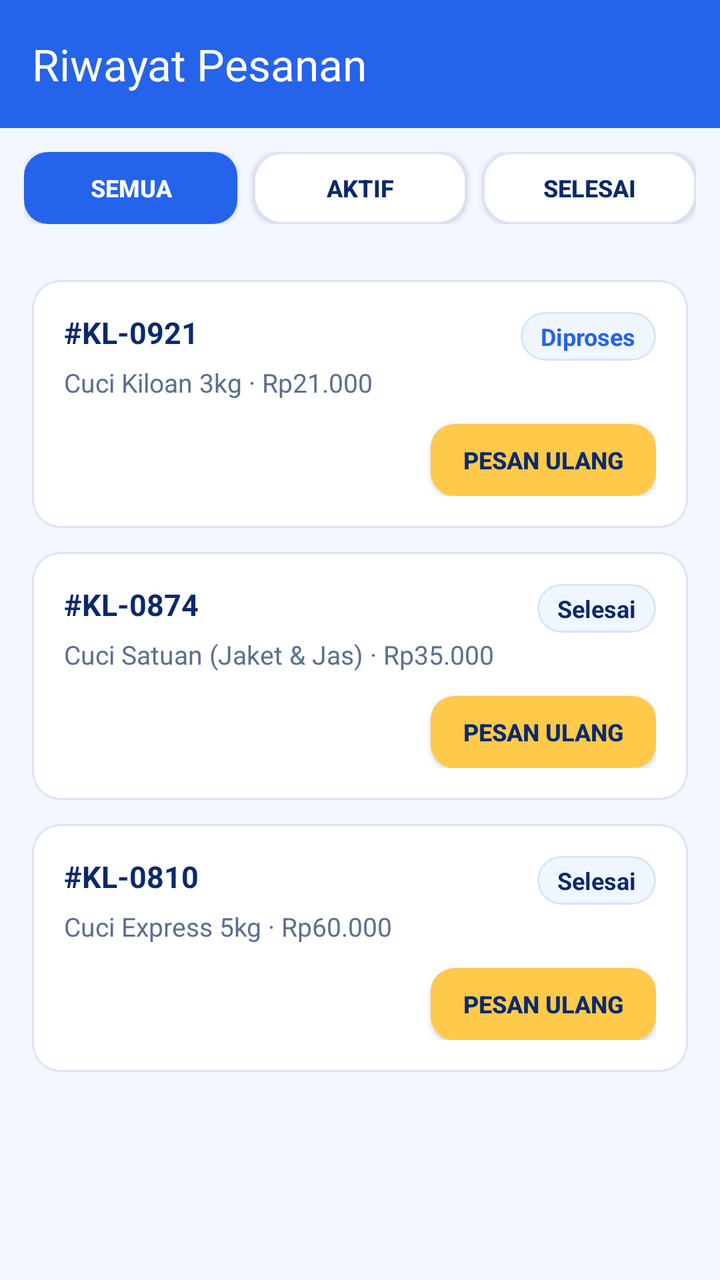
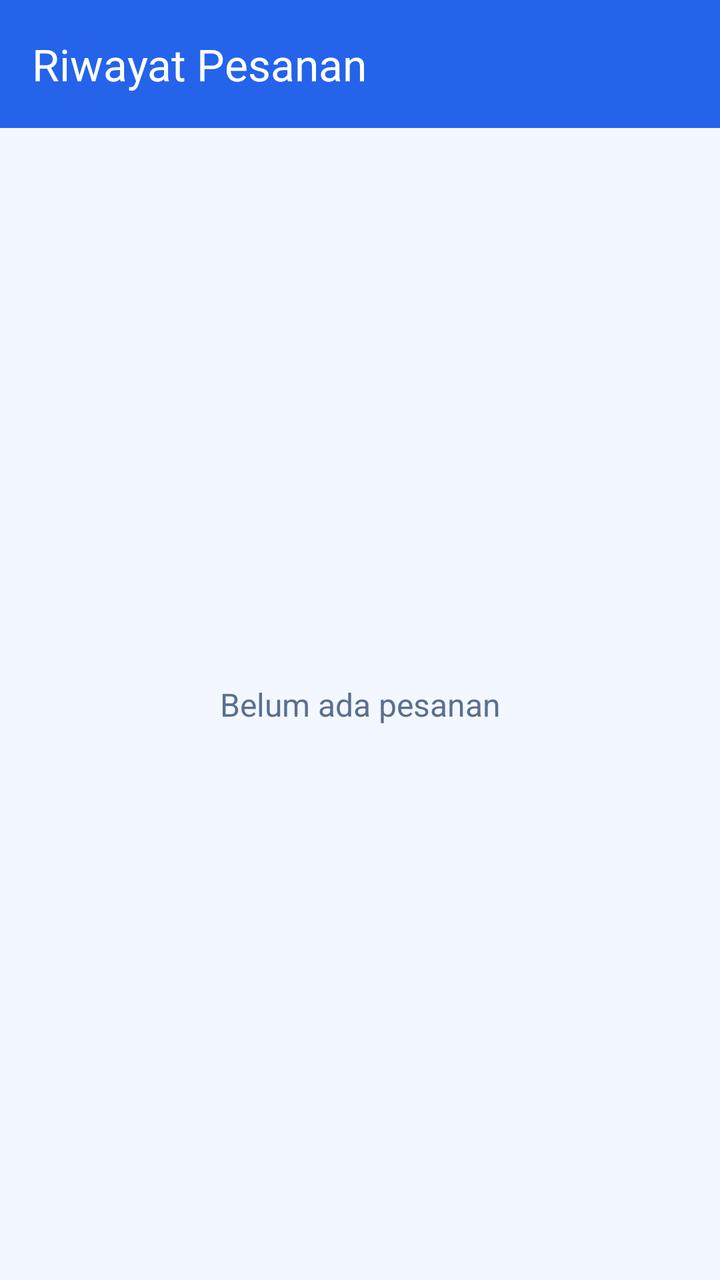

Before-and-after screenshots of an Android layout around one commit, followed by the original layout XML and the change that was made.
<!-- AndroidManifest.xml: application theme Theme.Project_Laundry_Bagas -->
<!-- res/layout/fragment_riwayat.xml -->
<?xml version="1.0" encoding="utf-8"?>
<androidx.constraintlayout.widget.ConstraintLayout xmlns:android="http://schemas.android.com/apk/res/android"
    xmlns:app="http://schemas.android.com/apk/res-auto"
    xmlns:tools="http://schemas.android.com/tools"
    android:layout_width="match_parent"
    android:layout_height="match_parent"
    android:background="@color/kilau_background"
    tools:context=".riwayat.RiwayatFragment">

    <androidx.appcompat.widget.Toolbar
        android:id="@+id/toolbar"
        android:layout_width="0dp"
        android:layout_height="?attr/actionBarSize"
        android:background="@color/kilau_primary"
        app:layout_constraintEnd_toEndOf="parent"
        app:layout_constraintStart_toStartOf="parent"
        app:layout_constraintTop_toTopOf="parent"
        app:title="Riwayat Pesanan"
        app:titleTextColor="@color/kilau_white" />

    
    <LinearLayout
        android:id="@+id/filterContainer"
        android:layout_width="0dp"
        android:layout_height="wrap_content"
        android:orientation="horizontal"
        android:padding="12dp"
        app:layout_constraintEnd_toEndOf="parent"
        app:layout_constraintStart_toStartOf="parent"
        app:layout_constraintTop_toBottomOf="@id/toolbar">

        <androidx.appcompat.widget.AppCompatButton
            android:id="@+id/btnFilterSemua"
            android:layout_width="0dp"
            android:layout_height="36dp"
            android:layout_marginEnd="4dp"
            android:layout_weight="1"
            android:background="@drawable/bg_button_blue"
            android:text="Semua"
            android:textColor="@color/kilau_white"
            android:textSize="12sp"
            android:textStyle="bold" />

        <androidx.appcompat.widget.AppCompatButton
            android:id="@+id/btnFilterAktif"
            android:layout_width="0dp"
            android:layout_height="36dp"
            android:layout_marginHorizontal="4dp"
            android:layout_weight="1"
            android:background="@drawable/bg_card_white"
            android:text="Aktif"
            android:textColor="@color/kilau_navy"
            android:textSize="12sp"
            android:textStyle="bold" />

        <androidx.appcompat.widget.AppCompatButton
            android:id="@+id/btnFilterSelesai"
            android:layout_width="0dp"
            android:layout_height="36dp"
            android:layout_marginStart="4dp"
            android:layout_weight="1"
            android:background="@drawable/bg_card_white"
            android:text="Selesai"
            android:textColor="@color/kilau_navy"
            android:textSize="12sp"
            android:textStyle="bold" />

    </LinearLayout>

    <androidx.core.widget.NestedScrollView
        android:layout_width="0dp"
        android:layout_height="0dp"
        android:fillViewport="true"
        app:layout_constraintBottom_toBottomOf="parent"
        app:layout_constraintEnd_toEndOf="parent"
        app:layout_constraintStart_toStartOf="parent"
        app:layout_constraintTop_toBottomOf="@id/filterContainer">

        <LinearLayout
            android:layout_width="match_parent"
            android:layout_height="wrap_content"
            android:orientation="vertical"
            android:padding="16dp">

            
            <com.google.android.material.card.MaterialCardView
                android:layout_width="match_parent"
                android:layout_height="wrap_content"
                android:layout_marginBottom="12dp"
                app:cardBackgroundColor="@color/kilau_white"
                app:cardCornerRadius="14dp"
                app:cardElevation="0dp"
                app:strokeColor="@color/kilau_border"
                app:strokeWidth="1dp">

                <RelativeLayout
                    android:layout_width="match_parent"
                    android:layout_height="wrap_content"
                    android:padding="16dp">

                    <TextView
                        android:id="@+id/tvOrder1Id"
                        android:layout_width="wrap_content"
                        android:layout_height="wrap_content"
                        android:layout_alignParentStart="true"
                        android:text="#KL-0921"
                        android:textColor="@color/kilau_navy"
                        android:textSize="15sp"
                        android:textStyle="bold" />

                    <TextView
                        android:layout_width="wrap_content"
                        android:layout_height="wrap_content"
                        android:layout_alignParentEnd="true"
                        android:background="@drawable/bg_service_item"
                        android:paddingHorizontal="10dp"
                        android:paddingVertical="4dp"
                        android:text="Diproses"
                        android:textColor="@color/kilau_primary"
                        android:textSize="12sp"
                        android:textStyle="bold" />

                    <TextView
                        android:id="@+id/tvOrder1Detail"
                        android:layout_width="wrap_content"
                        android:layout_height="wrap_content"
                        android:layout_below="@id/tvOrder1Id"
                        android:layout_marginTop="6dp"
                        android:text="Cuci Kiloan 3kg · Rp21.000"
                        android:textColor="@color/kilau_muted"
                        android:textSize="13sp" />

                    <androidx.appcompat.widget.AppCompatButton
                        android:id="@+id/btnRepeatOrder1"
                        android:layout_width="wrap_content"
                        android:layout_height="36dp"
                        android:layout_below="@id/tvOrder1Detail"
                        android:layout_alignParentEnd="true"
                        android:layout_marginTop="12dp"
                        android:background="@drawable/bg_button_yellow"
                        android:paddingHorizontal="16dp"
                        android:text="Pesan Ulang"
                        android:textColor="@color/kilau_navy"
                        android:textSize="12sp"
                        android:textStyle="bold" />

                </RelativeLayout>

            </com.google.android.material.card.MaterialCardView>

            
            <com.google.android.material.card.MaterialCardView
                android:layout_width="match_parent"
                android:layout_height="wrap_content"
                android:layout_marginBottom="12dp"
                app:cardBackgroundColor="@color/kilau_white"
                app:cardCornerRadius="14dp"
                app:cardElevation="0dp"
                app:strokeColor="@color/kilau_border"
                app:strokeWidth="1dp">

                <RelativeLayout
                    android:layout_width="match_parent"
                    android:layout_height="wrap_content"
                    android:padding="16dp">

                    <TextView
                        android:id="@+id/tvOrder2Id"
                        android:layout_width="wrap_content"
                        android:layout_height="wrap_content"
                        android:layout_alignParentStart="true"
                        android:text="#KL-0874"
                        android:textColor="@color/kilau_navy"
                        android:textSize="15sp"
                        android:textStyle="bold" />

                    <TextView
                        android:layout_width="wrap_content"
                        android:layout_height="wrap_content"
                        android:layout_alignParentEnd="true"
                        android:background="@drawable/bg_service_item"
                        android:paddingHorizontal="10dp"
                        android:paddingVertical="4dp"
                        android:text="Selesai"
                        android:textColor="@color/kilau_navy"
                        android:textSize="12sp"
                        android:textStyle="bold" />

                    <TextView
                        android:id="@+id/tvOrder2Detail"
                        android:layout_width="wrap_content"
                        android:layout_height="wrap_content"
                        android:layout_below="@id/tvOrder2Id"
                        android:layout_marginTop="6dp"
                        android:text="Cuci Satuan (Jaket &amp; Jas) · Rp35.000"
                        android:textColor="@color/kilau_muted"
                        android:textSize="13sp" />

                    <androidx.appcompat.widget.AppCompatButton
                        android:id="@+id/btnRepeatOrder2"
                        android:layout_width="wrap_content"
                        android:layout_height="36dp"
                        android:layout_below="@id/tvOrder2Detail"
                        android:layout_alignParentEnd="true"
                        android:layout_marginTop="12dp"
                        android:background="@drawable/bg_button_yellow"
                        android:paddingHorizontal="16dp"
                        android:text="Pesan Ulang"
                        android:textColor="@color/kilau_navy"
                        android:textSize="12sp"
                        android:textStyle="bold" />

                </RelativeLayout>

            </com.google.android.material.card.MaterialCardView>

            
            <com.google.android.material.card.MaterialCardView
                android:layout_width="match_parent"
                android:layout_height="wrap_content"
                android:layout_marginBottom="24dp"
                app:cardBackgroundColor="@color/kilau_white"
                app:cardCornerRadius="14dp"
                app:cardElevation="0dp"
                app:strokeColor="@color/kilau_border"
                app:strokeWidth="1dp">

                <RelativeLayout
                    android:layout_width="match_parent"
                    android:layout_height="wrap_content"
                    android:padding="16dp">

                    <TextView
                        android:id="@+id/tvOrder3Id"
                        android:layout_width="wrap_content"
                        android:layout_height="wrap_content"
                        android:layout_alignParentStart="true"
                        android:text="#KL-0810"
                        android:textColor="@color/kilau_navy"
                        android:textSize="15sp"
                        android:textStyle="bold" />

                    <TextView
                        android:layout_width="wrap_content"
                        android:layout_height="wrap_content"
                        android:layout_alignParentEnd="true"
                        android:background="@drawable/bg_service_item"
                        android:paddingHorizontal="10dp"
                        android:paddingVertical="4dp"
                        android:text="Selesai"
                        android:textColor="@color/kilau_navy"
                        android:textSize="12sp"
                        android:textStyle="bold" />

                    <TextView
                        android:id="@+id/tvOrder3Detail"
                        android:layout_width="wrap_content"
                        android:layout_height="wrap_content"
                        android:layout_below="@id/tvOrder3Id"
                        android:layout_marginTop="6dp"
                        android:text="Cuci Express 5kg · Rp60.000"
                        android:textColor="@color/kilau_muted"
                        android:textSize="13sp" />

                    <androidx.appcompat.widget.AppCompatButton
                        android:id="@+id/btnRepeatOrder3"
                        android:layout_width="wrap_content"
                        android:layout_height="36dp"
                        android:layout_below="@id/tvOrder3Detail"
                        android:layout_alignParentEnd="true"
                        android:layout_marginTop="12dp"
                        android:background="@drawable/bg_button_yellow"
                        android:paddingHorizontal="16dp"
                        android:text="Pesan Ulang"
                        android:textColor="@color/kilau_navy"
                        android:textSize="12sp"
                        android:textStyle="bold" />

                </RelativeLayout>

            </com.google.android.material.card.MaterialCardView>

        </LinearLayout>

    </androidx.core.widget.NestedScrollView>

</androidx.constraintlayout.widget.ConstraintLayout>
<!-- resources referenced by this layout -->
<resources>
  <color name="kilau_background">#F3F7FF</color>
  <color name="kilau_border">#D9E4F7</color>
  <color name="kilau_muted">#5B6F8F</color>
  <color name="kilau_navy">#0B2A6B</color>
  <color name="kilau_primary">#2563EB</color>
  <color name="kilau_white">#FFFFFF</color>
  <!-- drawable bg_button_blue (drawable) -->
  <?xml version="1.0" encoding="utf-8"?>
  <shape xmlns:android="http://schemas.android.com/apk/res/android"
      android:shape="rectangle">
      <solid android:color="@color/kilau_primary" />
      <corners android:radius="12dp" />
  </shape>
  <!-- drawable bg_button_yellow (drawable) -->
  <?xml version="1.0" encoding="utf-8"?>
  <shape xmlns:android="http://schemas.android.com/apk/res/android"
      android:shape="rectangle">
      <solid android:color="#FFC94A" />
      <corners android:radius="12dp" />
  </shape>
  <!-- drawable bg_card_white (drawable) -->
  <?xml version="1.0" encoding="utf-8"?>
  <shape xmlns:android="http://schemas.android.com/apk/res/android"
      android:shape="rectangle">
      <solid android:color="@color/kilau_white" />
      <corners android:radius="14dp" />
      <stroke
          android:width="1dp"
          android:color="@color/kilau_border" />
  </shape>
  <!-- drawable bg_service_item (drawable) -->
  <?xml version="1.0" encoding="utf-8"?>
  <shape xmlns:android="http://schemas.android.com/apk/res/android"
      android:shape="rectangle">
      <solid android:color="#EFF6FF" />
      <corners android:radius="12dp" />
      <stroke
          android:width="1dp"
          android:color="@color/kilau_border" />
  </shape>
  <style name="Theme.Project_Laundry_Bagas" parent="Base.Theme.Project_Laundry_Bagas" />
  <style name="Base.Theme.Project_Laundry_Bagas" parent="Theme.Material3.DayNight.NoActionBar">
          
          
      </style>
</resources>

<!-- the commit's change to res/layout/fragment_riwayat.xml (unified diff, before → after) -->
@@ -18,270 +18,29 @@
         app:title="Riwayat Pesanan"
         app:titleTextColor="@color/kilau_white" />
 
-    
-    <LinearLayout
-        android:id="@+id/filterContainer"
-        android:layout_width="0dp"
-        android:layout_height="wrap_content"
-        android:orientation="horizontal"
-        android:padding="12dp"
-        app:layout_constraintEnd_toEndOf="parent"
-        app:layout_constraintStart_toStartOf="parent"
-        app:layout_constraintTop_toBottomOf="@id/toolbar">
-
-        <androidx.appcompat.widget.AppCompatButton
-            android:id="@+id/btnFilterSemua"
-            android:layout_width="0dp"
-            android:layout_height="36dp"
-            android:layout_marginEnd="4dp"
-            android:layout_weight="1"
-            android:background="@drawable/bg_button_blue"
-            android:text="Semua"
-            android:textColor="@color/kilau_white"
-            android:textSize="12sp"
-            android:textStyle="bold" />
-
-        <androidx.appcompat.widget.AppCompatButton
-            android:id="@+id/btnFilterAktif"
-            android:layout_width="0dp"
-            android:layout_height="36dp"
-            android:layout_marginHorizontal="4dp"
-            android:layout_weight="1"
-            android:background="@drawable/bg_card_white"
-            android:text="Aktif"
-            android:textColor="@color/kilau_navy"
-            android:textSize="12sp"
-            android:textStyle="bold" />
-
-        <androidx.appcompat.widget.AppCompatButton
-            android:id="@+id/btnFilterSelesai"
-            android:layout_width="0dp"
-            android:layout_height="36dp"
-            android:layout_marginStart="4dp"
-            android:layout_weight="1"
-            android:background="@drawable/bg_card_white"
-            android:text="Selesai"
-            android:textColor="@color/kilau_navy"
-            android:textSize="12sp"
-            android:textStyle="bold" />
-
-    </LinearLayout>
-
-    <androidx.core.widget.NestedScrollView
+    <ListView
+        android:id="@+id/lv_riwayat"
         android:layout_width="0dp"
         android:layout_height="0dp"
-        android:fillViewport="true"
+        android:clipToPadding="false"
+        android:divider="@android:color/transparent"
+        android:dividerHeight="0dp"
+        android:padding="12dp"
+        android:scrollbars="none"
         app:layout_constraintBottom_toBottomOf="parent"
         app:layout_constraintEnd_toEndOf="parent"
         app:layout_constraintStart_toStartOf="parent"
-        app:layout_constraintTop_toBottomOf="@id/filterContainer">
+        app:layout_constraintTop_toBottomOf="@id/toolbar" />
 
-        <LinearLayout
-            android:layout_width="match_parent"
-            android:layout_height="wrap_content"
-            android:orientation="vertical"
-            android:padding="16dp">
-
-            
-            <com.google.android.material.card.MaterialCardView
-                android:layout_width="match_parent"
-                android:layout_height="wrap_content"
-                android:layout_marginBottom="12dp"
-                app:cardBackgroundColor="@color/kilau_white"
-                app:cardCornerRadius="14dp"
-                app:cardElevation="0dp"
-                app:strokeColor="@color/kilau_border"
-                app:strokeWidth="1dp">
-
-                <RelativeLayout
-                    android:layout_width="match_parent"
-                    android:layout_height="wrap_content"
-                    android:padding="16dp">
-
-                    <TextView
-                        android:id="@+id/tvOrder1Id"
-                        android:layout_width="wrap_content"
-                        android:layout_height="wrap_content"
-                        android:layout_alignParentStart="true"
-                        android:text="#KL-0921"
-                        android:textColor="@color/kilau_navy"
-                        android:textSize="15sp"
-                        android:textStyle="bold" />
-
-                    <TextView
-                        android:layout_width="wrap_content"
-                        android:layout_height="wrap_content"
-                        android:layout_alignParentEnd="true"
-                        android:background="@drawable/bg_service_item"
-                        android:paddingHorizontal="10dp"
-                        android:paddingVertical="4dp"
-                        android:text="Diproses"
-                        android:textColor="@color/kilau_primary"
-                        android:textSize="12sp"
-                        android:textStyle="bold" />
-
-                    <TextView
-                        android:id="@+id/tvOrder1Detail"
-                        android:layout_width="wrap_content"
-                        android:layout_height="wrap_content"
-                        android:layout_below="@id/tvOrder1Id"
-                        android:layout_marginTop="6dp"
-                        android:text="Cuci Kiloan 3kg · Rp21.000"
-                        android:textColor="@color/kilau_muted"
-                        android:textSize="13sp" />
-
-                    <androidx.appcompat.widget.AppCompatButton
-                        android:id="@+id/btnRepeatOrder1"
-                        android:layout_width="wrap_content"
-                        android:layout_height="36dp"
-                        android:layout_below="@id/tvOrder1Detail"
-                        android:layout_alignParentEnd="true"
-                        android:layout_marginTop="12dp"
-                        android:background="@drawable/bg_button_yellow"
-                        android:paddingHorizontal="16dp"
-                        android:text="Pesan Ulang"
-                        android:textColor="@color/kilau_navy"
-                        android:textSize="12sp"
-                        android:textStyle="bold" />
-
-                </RelativeLayout>
-
-            </com.google.android.material.card.MaterialCardView>
-
-            
-            <com.google.android.material.card.MaterialCardView
-                android:layout_width="match_parent"
-                android:layout_height="wrap_content"
-                android:layout_marginBottom="12dp"
-                app:cardBackgroundColor="@color/kilau_white"
-                app:cardCornerRadius="14dp"
-                app:cardElevation="0dp"
-                app:strokeColor="@color/kilau_border"
-                app:strokeWidth="1dp">
-
-                <RelativeLayout
-                    android:layout_width="match_parent"
-                    android:layout_height="wrap_content"
-                    android:padding="16dp">
-
-                    <TextView
-                        android:id="@+id/tvOrder2Id"
-                        android:layout_width="wrap_content"
-                        android:layout_height="wrap_content"
-                        android:layout_alignParentStart="true"
-                        android:text="#KL-0874"
-                        android:textColor="@color/kilau_navy"
-                        android:textSize="15sp"
-                        android:textStyle="bold" />
-
-                    <TextView
-                        android:layout_width="wrap_content"
-                        android:layout_height="wrap_content"
-                        android:layout_alignParentEnd="true"
-                        android:background="@drawable/bg_service_item"
-                        android:paddingHorizontal="10dp"
-                        android:paddingVertical="4dp"
-                        android:text="Selesai"
-                        android:textColor="@color/kilau_navy"
-                        android:textSize="12sp"
-                        android:textStyle="bold" />
-
-                    <TextView
-                        android:id="@+id/tvOrder2Detail"
-                        android:layout_width="wrap_content"
-                        android:layout_height="wrap_content"
-                        android:layout_below="@id/tvOrder2Id"
-                        android:layout_marginTop="6dp"
-                        android:text="Cuci Satuan (Jaket &amp; Jas) · Rp35.000"
-                        android:textColor="@color/kilau_muted"
-                        android:textSize="13sp" />
-
-                    <androidx.appcompat.widget.AppCompatButton
-                        android:id="@+id/btnRepeatOrder2"
-                        android:layout_width="wrap_content"
-                        android:layout_height="36dp"
-                        android:layout_below="@id/tvOrder2Detail"
-                        android:layout_alignParentEnd="true"
-                        android:layout_marginTop="12dp"
-                        android:background="@drawable/bg_button_yellow"
-                        android:paddingHorizontal="16dp"
-                        android:text="Pesan Ulang"
-                        android:textColor="@color/kilau_navy"
-                        android:textSize="12sp"
-                        android:textStyle="bold" />
-
-                </RelativeLayout>
-
-            </com.google.android.material.card.MaterialCardView>
-
-            
-            <com.google.android.material.card.MaterialCardView
-                android:layout_width="match_parent"
-                android:layout_height="wrap_content"
-                android:layout_marginBottom="24dp"
-                app:cardBackgroundColor="@color/kilau_white"
-                app:cardCornerRadius="14dp"
-                app:cardElevation="0dp"
-                app:strokeColor="@color/kilau_border"
-                app:strokeWidth="1dp">
-
-                <RelativeLayout
-                    android:layout_width="match_parent"
-                    android:layout_height="wrap_content"
-                    android:padding="16dp">
-
-                    <TextView
-                        android:id="@+id/tvOrder3Id"
-                        android:layout_width="wrap_content"
-                        android:layout_height="wrap_content"
-                        android:layout_alignParentStart="true"
-                        android:text="#KL-0810"
-                        android:textColor="@color/kilau_navy"
-                        android:textSize="15sp"
-                        android:textStyle="bold" />
-
-                    <TextView
-                        android:layout_width="wrap_content"
-                        android:layout_height="wrap_content"
-                        android:layout_alignParentEnd="true"
-                        android:background="@drawable/bg_service_item"
-                        android:paddingHorizontal="10dp"
-                        android:paddingVertical="4dp"
-                        android:text="Selesai"
-                        android:textColor="@color/kilau_navy"
-                        android:textSize="12sp"
-                        android:textStyle="bold" />
-
-                    <TextView
-                        android:id="@+id/tvOrder3Detail"
-                        android:layout_width="wrap_content"
-                        android:layout_height="wrap_content"
-                        android:layout_below="@id/tvOrder3Id"
-                        android:layout_marginTop="6dp"
-                        android:text="Cuci Express 5kg · Rp60.000"
-                        android:textColor="@color/kilau_muted"
-                        android:textSize="13sp" />
-
-                    <androidx.appcompat.widget.AppCompatButton
-                        android:id="@+id/btnRepeatOrder3"
-                        android:layout_width="wrap_content"
-                        android:layout_height="36dp"
-                        android:layout_below="@id/tvOrder3Detail"
-                        android:layout_alignParentEnd="true"
-                        android:layout_marginTop="12dp"
-                        android:background="@drawable/bg_button_yellow"
-                        android:paddingHorizontal="16dp"
-                        android:text="Pesan Ulang"
-                        android:textColor="@color/kilau_navy"
-                        android:textSize="12sp"
-                        android:textStyle="bold" />
-
-                </RelativeLayout>
-
-            </com.google.android.material.card.MaterialCardView>
-
-        </LinearLayout>
-
-    </androidx.core.widget.NestedScrollView>
-
+    <TextView
+        android:id="@+id/tv_kosong"
+        android:layout_width="wrap_content"
+        android:layout_height="wrap_content"
+        android:text="Belum ada pesanan"
+        android:textColor="@color/kilau_muted"
+        android:textSize="16sp"
+        app:layout_constraintBottom_toBottomOf="@id/lv_riwayat"
+        app:layout_constraintEnd_toEndOf="@id/lv_riwayat"
+        app:layout_constraintStart_toStartOf="@id/lv_riwayat"
+        app:layout_constraintTop_toTopOf="@id/lv_riwayat" />
 </androidx.constraintlayout.widget.ConstraintLayout>
<!-- resource entries referenced after the edit -->
@@ -1,45 +1,9 @@
 <!-- resources referenced by this layout -->
 <resources>
   <color name="kilau_background">#F3F7FF</color>
-  <color name="kilau_border">#D9E4F7</color>
   <color name="kilau_muted">#5B6F8F</color>
-  <color name="kilau_navy">#0B2A6B</color>
   <color name="kilau_primary">#2563EB</color>
   <color name="kilau_white">#FFFFFF</color>
-  <!-- drawable bg_button_blue (drawable) -->
-  <?xml version="1.0" encoding="utf-8"?>
-  <shape xmlns:android="http://schemas.android.com/apk/res/android"
-      android:shape="rectangle">
-      <solid android:color="@color/kilau_primary" />
-      <corners android:radius="12dp" />
-  </shape>
-  <!-- drawable bg_button_yellow (drawable) -->
-  <?xml version="1.0" encoding="utf-8"?>
-  <shape xmlns:android="http://schemas.android.com/apk/res/android"
-      android:shape="rectangle">
-      <solid android:color="#FFC94A" />
-      <corners android:radius="12dp" />
-  </shape>
-  <!-- drawable bg_card_white (drawable) -->
-  <?xml version="1.0" encoding="utf-8"?>
-  <shape xmlns:android="http://schemas.android.com/apk/res/android"
-      android:shape="rectangle">
-      <solid android:color="@color/kilau_white" />
-      <corners android:radius="14dp" />
-      <stroke
-          android:width="1dp"
-          android:color="@color/kilau_border" />
-  </shape>
-  <!-- drawable bg_service_item (drawable) -->
-  <?xml version="1.0" encoding="utf-8"?>
-  <shape xmlns:android="http://schemas.android.com/apk/res/android"
-      android:shape="rectangle">
-      <solid android:color="#EFF6FF" />
-      <corners android:radius="12dp" />
-      <stroke
-          android:width="1dp"
-          android:color="@color/kilau_border" />
-  </shape>
   <style name="Theme.Project_Laundry_Bagas" parent="Base.Theme.Project_Laundry_Bagas" />
   <style name="Base.Theme.Project_Laundry_Bagas" parent="Theme.Material3.DayNight.NoActionBar">
           
